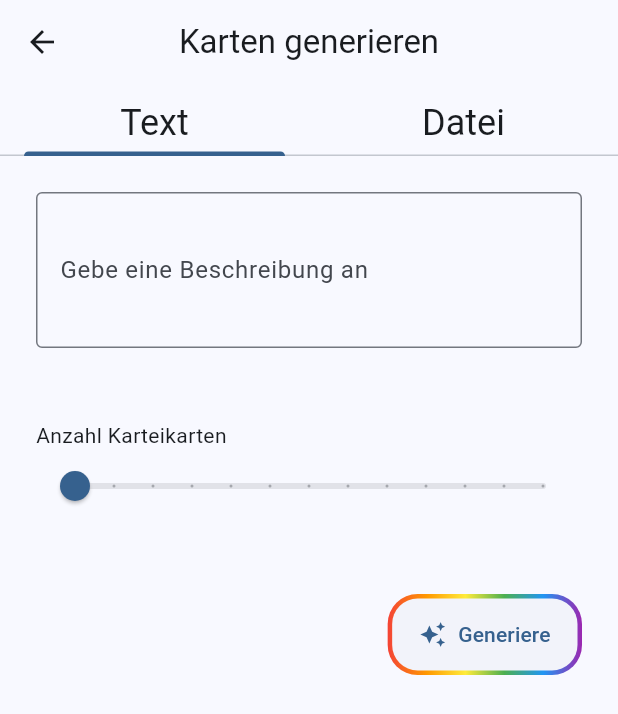
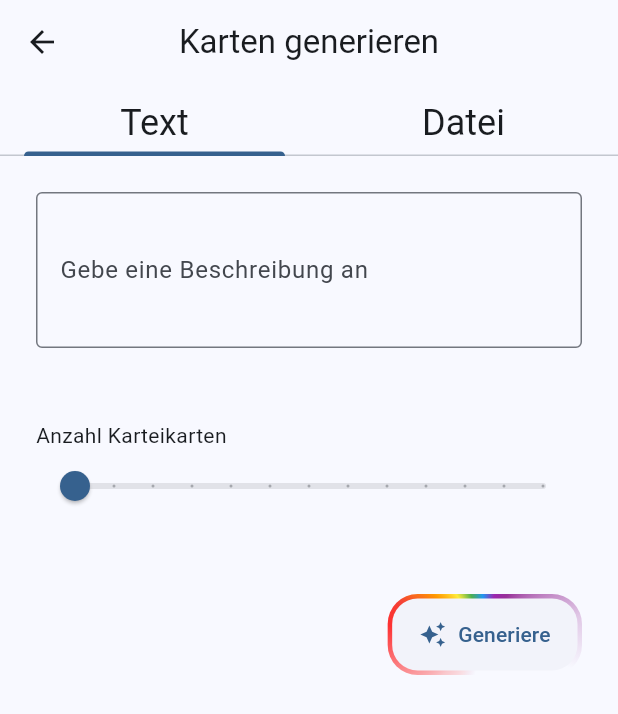
Before and after one commit to Mondei1/Exkartikulation, a Flutter app: the screen it shows after launch, on a phone screen of 412 x 824 dp. Shown: the top 714 px of the screen. Run offline on Flutter 3.47's test engine with Material 3 defaults, Android fonts, the light colour scheme and no system bars; our stand-ins replace flutter_secure_storage, flutter_svg, go_router; missing offline and left inert: oauth2.

Commit message:
ai button animation and desktop_drop added

```diff
--- a/app/lib/src/core/app_widget.dart
+++ b/app/lib/src/core/app_widget.dart
@@ -11,6 +11,10 @@ class MyApp extends StatelessWidget {
 
     return MaterialApp.router(
       theme: ThemeData(
+        useMaterial3: true,
+        colorScheme: ColorScheme.fromSeed(seedColor: Colors.blue),
+      ),
+      darkTheme: ThemeData(
         useMaterial3: true,
         colorScheme: ColorScheme.fromSeed(seedColor: Colors.blue),
       ),
--- a/app/lib/src/features/ai/generare_view.dart
+++ b/app/lib/src/features/ai/generare_view.dart
@@ -109,7 +109,7 @@ class _TextGenerateTabState extends State<TextGenerateTab> {
           padding: EdgeInsetsGeometry.all(24),
           child: Row(
             mainAxisAlignment: MainAxisAlignment.end,
-            children: [AiGenerateButton(onPressed: () {})],
+            children: [AiGenerateButton()],
           ),
         ),
       ],
@@ -131,25 +131,79 @@ class _FileGenerateTabState extends State<FileGenerateTab> {
   }
 }
 
-class AiGenerateButton extends StatelessWidget {
-  final VoidCallback onPressed;
+class AiGenerateButton extends StatefulWidget {
+  const AiGenerateButton({super.key});
 
-  const AiGenerateButton({super.key, required this.onPressed});
+  @override
+  State<AiGenerateButton> createState() => _AiGenerateButtonState();
+}
+
+class _AiGenerateButtonState extends State<AiGenerateButton>
+    with SingleTickerProviderStateMixin {
+  late AnimationController _controller;
+  late Animation<double> _animation;
+
+  @override
+  void initState() {
+    super.initState();
+
+    _controller = AnimationController(
+      vsync: this,
+      duration: const Duration(seconds: 5),
+    )..repeat(reverse: false);
+
+    _animation = Tween<double>(
+      begin: 0,
+      end: 6.28319,
+    ).animate(CurvedAnimation(parent: _controller, curve: Curves.linear));
+  }
+
+  @override
+  void dispose() {
+    _controller.dispose();
+    super.dispose();
+  }
+
+  void onPressed() {}
 
   @override
   Widget build(BuildContext context) {
+    return AnimatedBuilder(
+      animation: _animation,
+      builder: (context, child) {
         return Container(
-      padding: const EdgeInsets.all(3), // Randdicke
+          padding: const EdgeInsets.all(3),
           decoration: BoxDecoration(
             borderRadius: BorderRadius.circular(20),
-        gradient: const LinearGradient(
-          colors: [
+            gradient: SweepGradient(
+              transform: GradientRotation(_animation.value),
+              colors: const [
                 Colors.red,
                 Colors.orange,
                 Colors.yellow,
                 Colors.green,
                 Colors.blue,
                 Colors.purple,
+
+                // Fade-Out (Purple → Transparent)
+                Color(0xCC800080),
+                Color(0x99800080),
+                Color(0x66800080),
+                Color(0x33800080),
+                Color(0x1A800080),
+                Color(0x00800080),
+                Color(0x00800080),
+                Color(0x00800080),
+                Color(0x00800080),
+                Color(0x00800080), // transparent
+                Color(0x00800080),
+                // Fade-In (Transparent → Rot)
+                Color(0x1AFF0000),
+                Color(0x33FF0000),
+                Color(0x66FF0000),
+                Color(0x99FF0000),
+                Color(0xCCFF0000),
+                Colors.red,
               ],
             ),
           ),
@@ -172,5 +226,7 @@ class AiGenerateButton extends StatelessWidget {
             ),
           ),
         );
+      },
+    );
   }
 }
--- a/app/pubspec.yaml
+++ b/app/pubspec.yaml
@@ -44,6 +44,7 @@ dependencies:
   path_provider: ^2.1.5
   path: ^1.9.1
   file_picker: ^10.3.10
+  desktop_drop: ^0.7.0
 
 dev_dependencies:
   flutter_test:
```
Also changed, not shown: app/pubspec.lock, 5 other files. Lines whose indentation alone changed are shown as unchanged.
